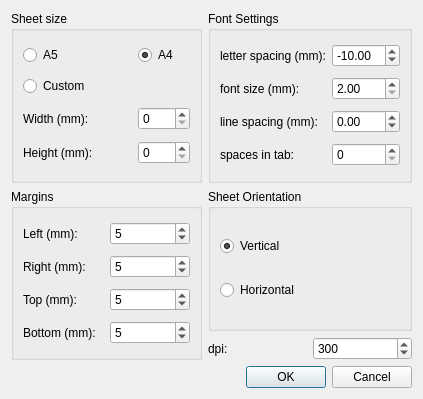
Qt form preferencesdialog.ui (aizenbit/Scribbler) before a commit.
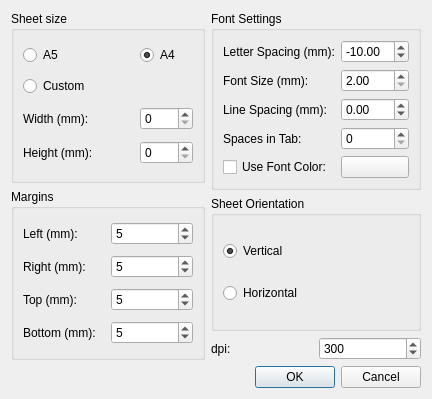
The same form after that commit.

Commit message: add font color option

The edit to the form file:
```diff
--- a/preferencesdialog.ui
+++ b/preferencesdialog.ui
@@ -6,7 +6,7 @@
    <rect>
     <x>0</x>
     <y>0</y>
-    <width>423</width>
+    <width>432</width>
     <height>399</height>
    </rect>
   </property>
@@ -15,6 +15,8 @@
   </property>
   <layout class="QGridLayout" name="gridLayout_4">
    <item row="0" column="0">
+    <layout class="QVBoxLayout" name="verticalLayout_3">
+     <item>
     <widget class="QGroupBox" name="groupBox">
      <property name="title">
       <string>Sheet size</string>
@@ -75,77 +77,7 @@
      </layout>
     </widget>
    </item>
-   <item row="0" column="1">
-    <widget class="QGroupBox" name="groupBox_4">
-     <property name="title">
-      <string>Font Settings</string>
-     </property>
-     <layout class="QGridLayout" name="gridLayout_3">
-      <item row="2" column="0">
-       <widget class="QLabel" name="label_10">
-        <property name="text">
-         <string>line spacing (mm):</string>
-        </property>
-       </widget>
-      </item>
-      <item row="2" column="1">
-       <widget class="QDoubleSpinBox" name="lineSpacingSpinBox">
-        <property name="minimum">
-         <double>-99.000000000000000</double>
-        </property>
-       </widget>
-      </item>
-      <item row="0" column="1">
-       <widget class="QDoubleSpinBox" name="letterSpacingSpinBox">
-        <property name="minimum">
-         <double>-999.000000000000000</double>
-        </property>
-        <property name="maximum">
-         <double>999.000000000000000</double>
-        </property>
-        <property name="value">
-         <double>-10.000000000000000</double>
-        </property>
-       </widget>
-      </item>
-      <item row="0" column="0">
-       <widget class="QLabel" name="label_2">
-        <property name="text">
-         <string>letter spacing (mm):</string>
-        </property>
-       </widget>
-      </item>
-      <item row="1" column="0">
-       <widget class="QLabel" name="label_3">
-        <property name="text">
-         <string>font size (mm):</string>
-        </property>
-       </widget>
-      </item>
-      <item row="1" column="1">
-       <widget class="QDoubleSpinBox" name="fontSizeSpinBox">
-        <property name="minimum">
-         <double>2.000000000000000</double>
-        </property>
-        <property name="maximum">
-         <double>999.990000000000009</double>
-        </property>
-       </widget>
-      </item>
-      <item row="3" column="0">
-       <widget class="QLabel" name="label_11">
-        <property name="text">
-         <string>spaces in tab:</string>
-        </property>
-       </widget>
-      </item>
-      <item row="3" column="1">
-       <widget class="QSpinBox" name="spacesInTabSpinBox"/>
-      </item>
-     </layout>
-    </widget>
-   </item>
-   <item row="1" column="0">
+     <item>
     <widget class="QGroupBox" name="groupBox_2">
      <property name="title">
       <string>Margins</string>
@@ -210,7 +142,95 @@
      </layout>
     </widget>
    </item>
+    </layout>
+   </item>
+   <item row="0" column="1">
+    <layout class="QVBoxLayout" name="verticalLayout_4">
+     <item>
+      <widget class="QGroupBox" name="groupBox_4">
+       <property name="title">
+        <string>Font Settings</string>
+       </property>
+       <layout class="QGridLayout" name="gridLayout_3">
+        <item row="2" column="0">
+         <widget class="QLabel" name="label_10">
+          <property name="text">
+           <string>Line Spacing (mm):</string>
+          </property>
+         </widget>
+        </item>
    <item row="1" column="1">
+         <widget class="QDoubleSpinBox" name="fontSizeSpinBox">
+          <property name="minimum">
+           <double>2.000000000000000</double>
+          </property>
+          <property name="maximum">
+           <double>999.990000000000009</double>
+          </property>
+         </widget>
+        </item>
+        <item row="2" column="1">
+         <widget class="QDoubleSpinBox" name="lineSpacingSpinBox">
+          <property name="minimum">
+           <double>-99.000000000000000</double>
+          </property>
+         </widget>
+        </item>
+        <item row="0" column="1">
+         <widget class="QDoubleSpinBox" name="letterSpacingSpinBox">
+          <property name="minimum">
+           <double>-999.000000000000000</double>
+          </property>
+          <property name="maximum">
+           <double>999.000000000000000</double>
+          </property>
+          <property name="value">
+           <double>-10.000000000000000</double>
+          </property>
+         </widget>
+        </item>
+        <item row="0" column="0">
+         <widget class="QLabel" name="label_2">
+          <property name="text">
+           <string>Letter Spacing (mm):</string>
+          </property>
+         </widget>
+        </item>
+        <item row="1" column="0">
+         <widget class="QLabel" name="label_3">
+          <property name="text">
+           <string>Font Size (mm):</string>
+          </property>
+         </widget>
+        </item>
+        <item row="3" column="0">
+         <widget class="QLabel" name="label_11">
+          <property name="text">
+           <string>Spaces in Tab:</string>
+          </property>
+         </widget>
+        </item>
+        <item row="3" column="1">
+         <widget class="QSpinBox" name="spacesInTabSpinBox"/>
+        </item>
+        <item row="4" column="1">
+         <widget class="QPushButton" name="colorButton">
+          <property name="text">
+           <string/>
+          </property>
+         </widget>
+        </item>
+        <item row="4" column="0">
+         <widget class="QCheckBox" name="fontColorCheckBox">
+          <property name="text">
+           <string>Use Font Color:</string>
+          </property>
+         </widget>
+        </item>
+       </layout>
+      </widget>
+     </item>
+     <item>
     <layout class="QVBoxLayout" name="verticalLayout_2">
      <item>
       <widget class="QGroupBox" name="groupBox_3">
@@ -270,7 +290,9 @@
      </item>
     </layout>
    </item>
-   <item row="2" column="0">
+    </layout>
+   </item>
+   <item row="1" column="0">
     <spacer name="horizontalSpacer">
      <property name="orientation">
       <enum>Qt::Horizontal</enum>
@@ -283,7 +305,7 @@
      </property>
     </spacer>
    </item>
-   <item row="2" column="1">
+   <item row="1" column="1">
     <widget class="QDialogButtonBox" name="buttonBox">
      <property name="orientation">
       <enum>Qt::Horizontal</enum>
```
Lines whose indentation alone changed are shown as unchanged. The commit also changes 4 other files.
